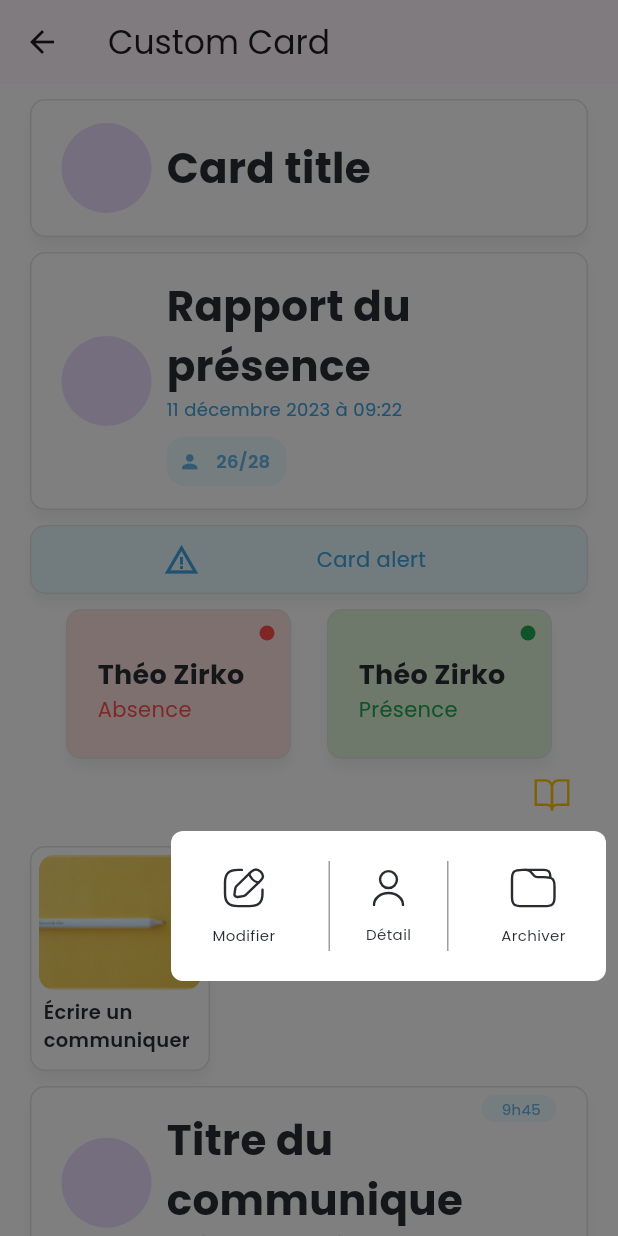
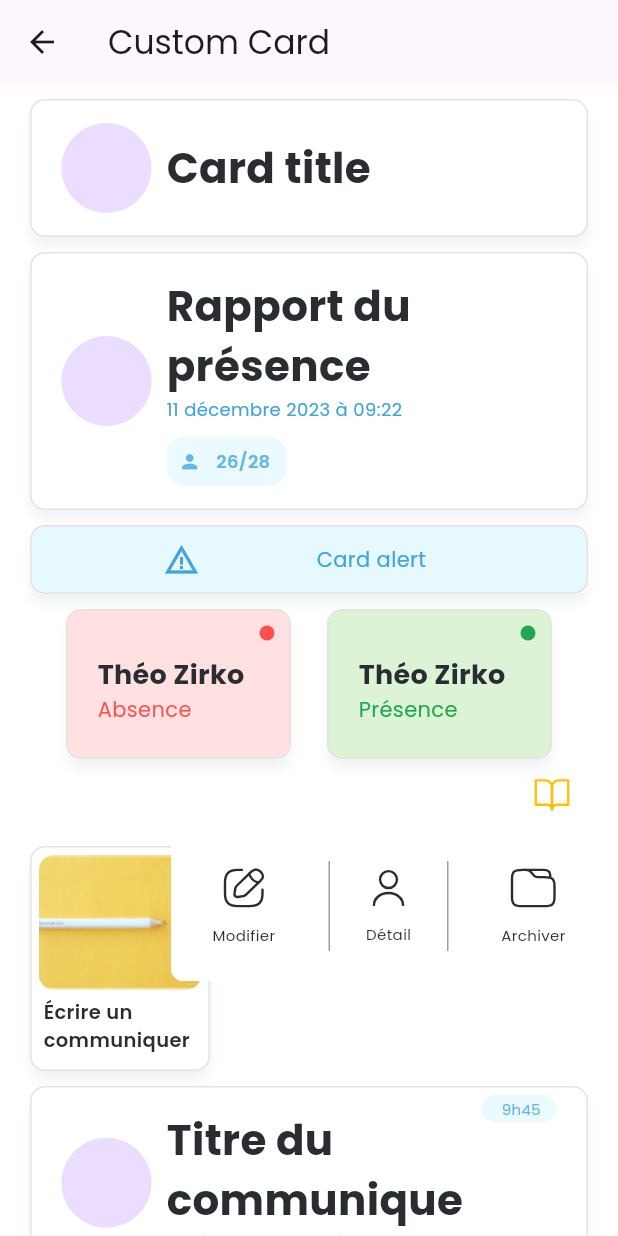
Before and after one commit to Edukever/schoolap-mobile-ui, a Flutter app: the CustomCard screen opened directly, after a tap on an icon or button, on a phone screen of 412 x 824 dp. Run offline on Flutter 3.47's test engine with Material 3 defaults, Android fonts, the phone set to English and light mode, and no system bars; drawn by our look-alikes of auto_size_text; our stand-ins replace dropdown_button2, equatable, flutter_form_builder, flutter_svg, lottie, popover.

Commit message:
:+1:  Pop menu fix

```diff
--- a/lib/src/widgets/card/schoolap_pop_menu_button.dart
+++ b/lib/src/widgets/card/schoolap_pop_menu_button.dart
@@ -49,6 +49,7 @@ class SPPopMenuButton<T> extends StatelessWidget {
       onPressed: () async {
         showPopover(
           barrierDismissible: barrierDismissible,
+          barrierColor: Colors.transparent,
           context: context,
           bodyBuilder: (context) => ListItems<T>(
             onTap: handleIconTap,
@@ -60,7 +61,7 @@ class SPPopMenuButton<T> extends StatelessWidget {
           width: width ?? 290,
           arrowHeight: 0,
           arrowWidth: 0,
-          arrowDxOffset: arrowDxOffset ?? -120,
+          arrowDxOffset: arrowDxOffset ?? -140,
           arrowDyOffset: arrowDyOffset ?? 0,
           contentDxOffset: contentDxOffset ?? 0,
           contentDyOffset: contentDyOffset ?? 0,
```
Also changed, not shown: lib/src/widgets/data_table/schoolap_data_table.dart (+6 -3 lines).
